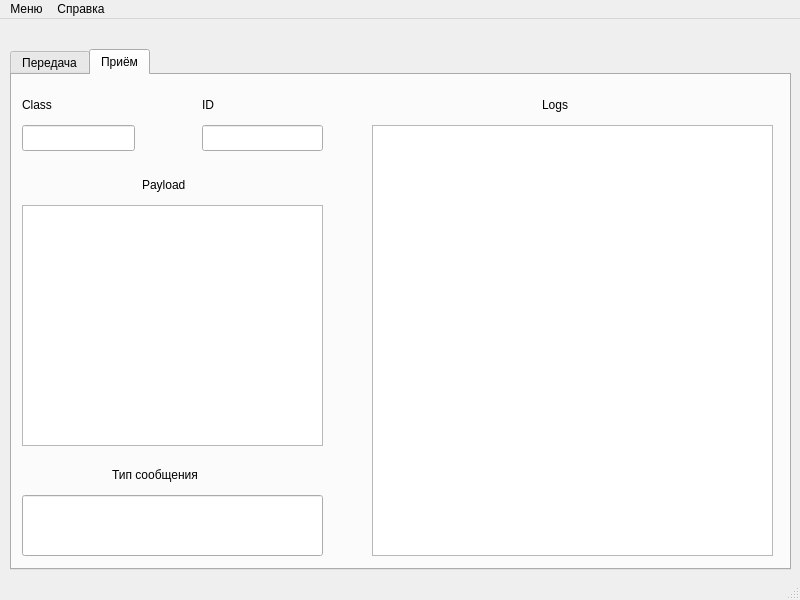
Semyon1968/GNSS-receiver-imitator, file gnsswindow.ui: the form before one commit.
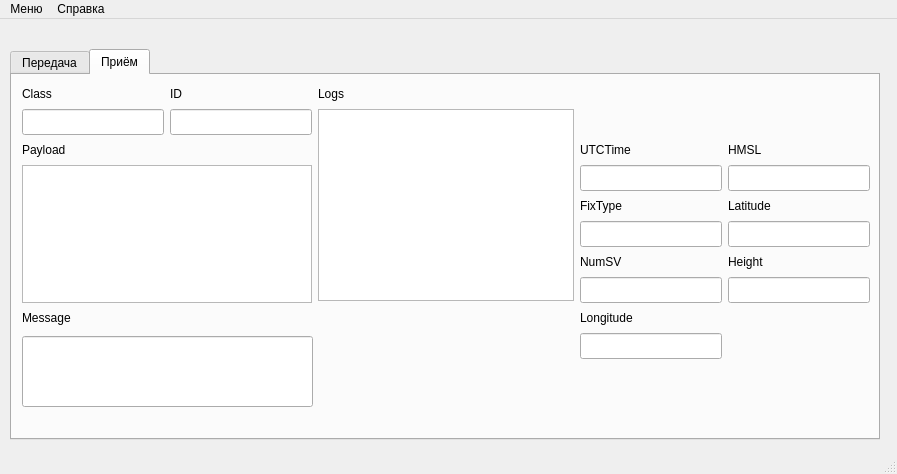
The form after the commit. The open tabs and pages were chosen to show the change.

The edit to the form file:
```diff
--- a/gnsswindow.ui
+++ b/gnsswindow.ui
@@ -6,8 +6,8 @@
    <rect>
     <x>0</x>
     <y>0</y>
-    <width>800</width>
-    <height>600</height>
+    <width>897</width>
+    <height>474</height>
    </rect>
   </property>
   <property name="windowTitle">
@@ -19,8 +19,8 @@
      <rect>
       <x>10</x>
       <y>30</y>
-      <width>781</width>
-      <height>521</height>
+      <width>870</width>
+      <height>391</height>
      </rect>
     </property>
     <property name="currentIndex">
@@ -126,46 +126,229 @@
      <attribute name="title">
       <string>Приём</string>
      </attribute>
-     <widget class="QTextEdit" name="tePayloadReceiver">
+     <widget class="QLabel" name="label_9">
       <property name="geometry">
        <rect>
-        <x>10</x>
-        <y>130</y>
-        <width>301</width>
-        <height>241</height>
+        <x>568</x>
+        <y>66</y>
+        <width>62</width>
+        <height>18</height>
        </rect>
       </property>
+      <property name="sizePolicy">
+       <sizepolicy hsizetype="Preferred" vsizetype="Fixed">
+        <horstretch>0</horstretch>
+        <verstretch>0</verstretch>
+       </sizepolicy>
+      </property>
+      <property name="text">
+       <string>UTCTime</string>
+      </property>
      </widget>
-     <widget class="QLineEdit" name="leIDReceiver">
+     <widget class="QLabel" name="label_10">
       <property name="geometry">
        <rect>
-        <x>190</x>
-        <y>50</y>
-        <width>121</width>
+        <x>716</x>
+        <y>66</y>
+        <width>39</width>
+        <height>18</height>
+       </rect>
+      </property>
+      <property name="sizePolicy">
+       <sizepolicy hsizetype="Preferred" vsizetype="Fixed">
+        <horstretch>0</horstretch>
+        <verstretch>0</verstretch>
+       </sizepolicy>
+      </property>
+      <property name="text">
+       <string>HMSL</string>
+      </property>
+     </widget>
+     <widget class="QLabel" name="label_11">
+      <property name="geometry">
+       <rect>
+        <x>716</x>
+        <y>122</y>
+        <width>57</width>
+        <height>18</height>
+       </rect>
+      </property>
+      <property name="sizePolicy">
+       <sizepolicy hsizetype="Preferred" vsizetype="Fixed">
+        <horstretch>0</horstretch>
+        <verstretch>0</verstretch>
+       </sizepolicy>
+      </property>
+      <property name="text">
+       <string>Latitude</string>
+      </property>
+     </widget>
+     <widget class="QLabel" name="label_12">
+      <property name="geometry">
+       <rect>
+        <x>568</x>
+        <y>122</y>
+        <width>52</width>
+        <height>18</height>
+       </rect>
+      </property>
+      <property name="sizePolicy">
+       <sizepolicy hsizetype="Preferred" vsizetype="Fixed">
+        <horstretch>0</horstretch>
+        <verstretch>0</verstretch>
+       </sizepolicy>
+      </property>
+      <property name="text">
+       <string>FixType</string>
+      </property>
+     </widget>
+     <widget class="QLabel" name="label_13">
+      <property name="geometry">
+       <rect>
+        <x>716</x>
+        <y>178</y>
+        <width>46</width>
+        <height>18</height>
+       </rect>
+      </property>
+      <property name="sizePolicy">
+       <sizepolicy hsizetype="Preferred" vsizetype="Fixed">
+        <horstretch>0</horstretch>
+        <verstretch>0</verstretch>
+       </sizepolicy>
+      </property>
+      <property name="text">
+       <string>Height</string>
+      </property>
+     </widget>
+     <widget class="QLabel" name="label_14">
+      <property name="geometry">
+       <rect>
+        <x>568</x>
+        <y>178</y>
+        <width>50</width>
+        <height>18</height>
+       </rect>
+      </property>
+      <property name="sizePolicy">
+       <sizepolicy hsizetype="Preferred" vsizetype="Fixed">
+        <horstretch>0</horstretch>
+        <verstretch>0</verstretch>
+       </sizepolicy>
+      </property>
+      <property name="text">
+       <string>NumSV</string>
+      </property>
+     </widget>
+     <widget class="QLabel" name="label_16">
+      <property name="geometry">
+       <rect>
+        <x>568</x>
+        <y>234</y>
+        <width>69</width>
+        <height>18</height>
+       </rect>
+      </property>
+      <property name="sizePolicy">
+       <sizepolicy hsizetype="Preferred" vsizetype="Fixed">
+        <horstretch>0</horstretch>
+        <verstretch>0</verstretch>
+       </sizepolicy>
+      </property>
+      <property name="text">
+       <string>Longitude</string>
+      </property>
+     </widget>
+     <widget class="QLineEdit" name="leUTCTime">
+      <property name="geometry">
+       <rect>
+        <x>568</x>
+        <y>90</y>
+        <width>142</width>
         <height>26</height>
        </rect>
       </property>
      </widget>
-     <widget class="QLineEdit" name="leClassReceiver">
+     <widget class="QLineEdit" name="leFixType">
       <property name="geometry">
        <rect>
-        <x>10</x>
-        <y>50</y>
-        <width>113</width>
+        <x>568</x>
+        <y>146</y>
+        <width>142</width>
         <height>26</height>
        </rect>
       </property>
-      <property name="cursor">
-       <cursorShape>ArrowCursor</cursorShape>
+     </widget>
+     <widget class="QLineEdit" name="leLatitude">
+      <property name="geometry">
+       <rect>
+        <x>716</x>
+        <y>146</y>
+        <width>142</width>
+        <height>26</height>
+       </rect>
+      </property>
+     </widget>
+     <widget class="QLineEdit" name="leHMSL">
+      <property name="geometry">
+       <rect>
+        <x>716</x>
+        <y>90</y>
+        <width>142</width>
+        <height>26</height>
+       </rect>
+      </property>
+     </widget>
+     <widget class="QLineEdit" name="leNumSV">
+      <property name="geometry">
+       <rect>
+        <x>568</x>
+        <y>202</y>
+        <width>142</width>
+        <height>26</height>
+       </rect>
+      </property>
+     </widget>
+     <widget class="QLineEdit" name="leHeight">
+      <property name="geometry">
+       <rect>
+        <x>716</x>
+        <y>202</y>
+        <width>142</width>
+        <height>26</height>
+       </rect>
+      </property>
+     </widget>
+     <widget class="QLineEdit" name="leLongitude">
+      <property name="geometry">
+       <rect>
+        <x>568</x>
+        <y>258</y>
+        <width>142</width>
+        <height>26</height>
+       </rect>
+      </property>
+     </widget>
+     <widget class="QLabel" name="label_7">
+      <property name="geometry">
+       <rect>
+        <x>10</x>
+        <y>234</y>
+        <width>59</width>
+        <height>18</height>
+       </rect>
+      </property>
+      <property name="text">
+       <string>Message</string>
       </property>
      </widget>
      <widget class="QLabel" name="label_4">
       <property name="geometry">
        <rect>
         <x>10</x>
-        <y>20</y>
-        <width>111</width>
-        <height>20</height>
+        <y>10</y>
+        <width>34</width>
+        <height>18</height>
        </rect>
       </property>
       <property name="sizePolicy">
@@ -178,78 +361,98 @@
        <string>Class</string>
       </property>
      </widget>
+     <widget class="QLineEdit" name="leIDReceiver">
+      <property name="geometry">
+       <rect>
+        <x>158</x>
+        <y>34</y>
+        <width>142</width>
+        <height>26</height>
+       </rect>
+      </property>
+     </widget>
      <widget class="QLabel" name="label_5">
       <property name="geometry">
        <rect>
-        <x>190</x>
-        <y>20</y>
-        <width>101</width>
-        <height>20</height>
+        <x>158</x>
+        <y>10</y>
+        <width>16</width>
+        <height>18</height>
        </rect>
       </property>
       <property name="text">
        <string>ID</string>
       </property>
      </widget>
+     <widget class="QLineEdit" name="leClassReceiver">
+      <property name="geometry">
+       <rect>
+        <x>10</x>
+        <y>34</y>
+        <width>142</width>
+        <height>26</height>
+       </rect>
+      </property>
+      <property name="cursor">
+       <cursorShape>ArrowCursor</cursorShape>
+      </property>
+     </widget>
      <widget class="QLabel" name="label_6">
       <property name="geometry">
        <rect>
-        <x>130</x>
-        <y>100</y>
-        <width>111</width>
-        <height>20</height>
-       </rect>
-      </property>
-      <property name="text">
-       <string>Payload</string>
-      </property>
-     </widget>
-     <widget class="QLineEdit" name="leNameReceiver">
-      <property name="geometry">
-       <rect>
         <x>10</x>
-        <y>420</y>
-        <width>301</width>
-        <height>61</height>
-       </rect>
-      </property>
-     </widget>
-     <widget class="QLabel" name="label_7">
-      <property name="geometry">
-       <rect>
-        <x>100</x>
-        <y>390</y>
-        <width>111</width>
-        <height>20</height>
+        <y>66</y>
+        <width>53</width>
+        <height>18</height>
        </rect>
       </property>
       <property name="text">
-       <string>Тип сообщения</string>
-      </property>
-     </widget>
-     <widget class="QTextEdit" name="teLogs">
-      <property name="geometry">
-       <rect>
-        <x>360</x>
-        <y>50</y>
-        <width>401</width>
-        <height>431</height>
-       </rect>
+       <string>Payload</string>
       </property>
      </widget>
      <widget class="QLabel" name="label_8">
       <property name="geometry">
        <rect>
-        <x>530</x>
-        <y>20</y>
-        <width>111</width>
-        <height>20</height>
+        <x>306</x>
+        <y>10</y>
+        <width>32</width>
+        <height>18</height>
        </rect>
       </property>
       <property name="text">
        <string>Logs</string>
       </property>
      </widget>
+     <widget class="QTextEdit" name="teLogs">
+      <property name="geometry">
+       <rect>
+        <x>306</x>
+        <y>34</y>
+        <width>256</width>
+        <height>192</height>
+       </rect>
+      </property>
+     </widget>
+     <widget class="QLineEdit" name="leNameReceiver">
+      <property name="geometry">
+       <rect>
+        <x>10</x>
+        <y>261</y>
+        <width>291</width>
+        <height>71</height>
+       </rect>
+      </property>
+     </widget>
+     <widget class="QTextEdit" name="tePayloadReceiver">
+      <property name="geometry">
+       <rect>
+        <x>10</x>
+        <y>90</y>
+        <width>290</width>
+        <height>138</height>
+       </rect>
+      </property>
+     </widget>
     </widget>
    </widget>
   </widget>
@@ -258,7 +461,7 @@
     <rect>
      <x>0</x>
      <y>0</y>
-     <width>800</width>
+     <width>897</width>
      <height>23</height>
     </rect>
    </property>
```
Left out of the diff: 274 changed lines with no effect on the pictures.
